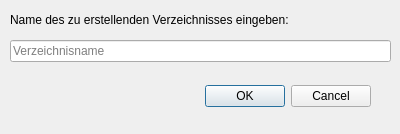
Above: createdirectorydialog.ui from striezel/qt-commander before the change. Below: the same form after it.
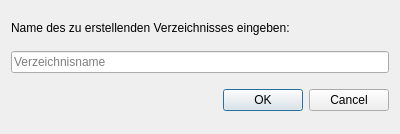
That is the form after the change.

Commit message:
use grid layout for CreateDirectoryDialog
The layout is still not optimal, but it behaves better than the
non-layouted version when the user resizes the window.

The edit to the form file:
```diff
--- a/createdirectorydialog.ui
+++ b/createdirectorydialog.ui
@@ -13,48 +13,38 @@
   <property name="windowTitle">
    <string>Neues Verzeichnis erstellen</string>
   </property>
-  <widget class="QDialogButtonBox" name="buttonBox">
-   <property name="geometry">
-    <rect>
-     <x>30</x>
-     <y>80</y>
-     <width>341</width>
-     <height>32</height>
-    </rect>
-   </property>
-   <property name="orientation">
-    <enum>Qt::Orientation::Horizontal</enum>
-   </property>
-   <property name="standardButtons">
-    <set>QDialogButtonBox::StandardButton::Cancel|QDialogButtonBox::StandardButton::Ok</set>
-   </property>
-  </widget>
+  <layout class="QGridLayout" name="gridLayout">
+   <item row="0" column="0">
   <widget class="QLabel" name="lblEnterDirectoryName">
-   <property name="geometry">
-    <rect>
-     <x>10</x>
-     <y>10</y>
-     <width>381</width>
-     <height>20</height>
-    </rect>
+     <property name="sizePolicy">
+      <sizepolicy hsizetype="Preferred" vsizetype="Maximum">
+       <horstretch>0</horstretch>
+       <verstretch>0</verstretch>
+      </sizepolicy>
    </property>
    <property name="text">
     <string>Name des zu erstellenden Verzeichnisses eingeben:</string>
    </property>
   </widget>
+   </item>
+   <item row="1" column="0">
   <widget class="QLineEdit" name="lnEdName">
-   <property name="geometry">
-    <rect>
-     <x>10</x>
-     <y>40</y>
-     <width>381</width>
-     <height>22</height>
-    </rect>
-   </property>
    <property name="placeholderText">
     <string>Verzeichnisname</string>
    </property>
   </widget>
+   </item>
+   <item row="2" column="0">
+    <widget class="QDialogButtonBox" name="buttonBox">
+     <property name="orientation">
+      <enum>Qt::Orientation::Horizontal</enum>
+     </property>
+     <property name="standardButtons">
+      <set>QDialogButtonBox::StandardButton::Cancel|QDialogButtonBox::StandardButton::Ok</set>
+     </property>
+    </widget>
+   </item>
+  </layout>
  </widget>
  <resources/>
  <connections>
```
Lines whose indentation alone changed are shown as unchanged.
